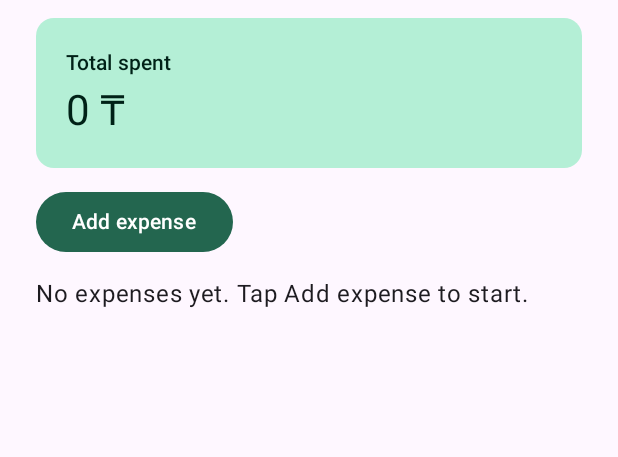
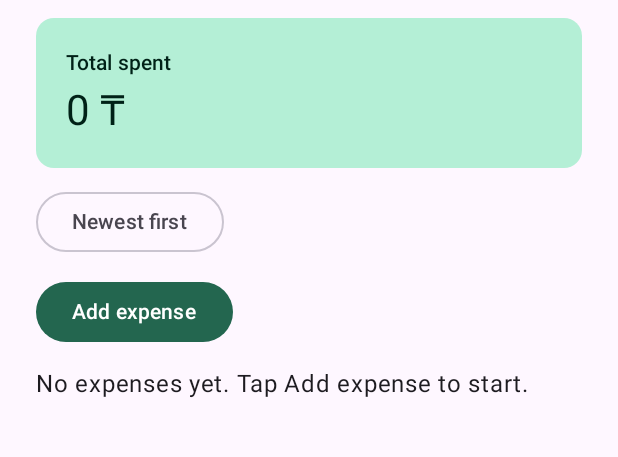
Before and after one commit to SakenTechThrow/student-budget, an Android app built with Jetpack Compose: the screen it shows after launch (MainActivity), on a phone screen of 412 x 824 dp, the part 174-631 px from its top. Run offline under Robolectric (Android 15) with nearby library versions, the phone set to English and light mode, and no system bars; our stand-ins replace Room's generated code.

Commit message:
expenses: add selectable newest and highest-amount sorting menu

```diff
--- a/app/src/main/java/com/example/studentbudget/ui/expenses/ExpenseListScreen.kt
+++ b/app/src/main/java/com/example/studentbudget/ui/expenses/ExpenseListScreen.kt
@@ -11,6 +11,14 @@ import androidx.compose.foundation.lazy.LazyColumn
 import androidx.compose.foundation.lazy.items
 import androidx.compose.material3.Button
 import androidx.compose.material3.FilterChip
+import androidx.compose.material3.DropdownMenu
+import androidx.compose.material3.DropdownMenuItem
+import androidx.compose.material3.OutlinedButton
+import androidx.compose.runtime.getValue
+import androidx.compose.runtime.mutableStateOf
+import androidx.compose.runtime.remember
+import androidx.compose.runtime.setValue
+import com.example.studentbudget.data.settings.ExpenseSort
 import androidx.compose.material3.MaterialTheme
 import androidx.compose.material3.Scaffold
 import androidx.compose.material3.Text
@@ -30,7 +38,9 @@ fun ExpenseListScreen(
     total: Long = expenses.sumOf { it.amount.toLong() },
     categorySummary: Map<String, Long> = emptyMap(),
     selectedCategory: String? = null,
-    onCategorySelected: (String?) -> Unit = {}
+    onCategorySelected: (String?) -> Unit = {},
+    sort: ExpenseSort = ExpenseSort.NEWEST_FIRST,
+    onSortChange: (ExpenseSort) -> Unit = {}
 ) {
     Scaffold { insets ->
         LazyColumn(
@@ -71,6 +81,26 @@ fun ExpenseListScreen(
                 }
             }
             item {
+                var sortMenuOpen by remember { mutableStateOf(false) }
+                OutlinedButton(onClick = { sortMenuOpen = true }) {
+                    Text(if (sort == ExpenseSort.NEWEST_FIRST) "Newest first" else "Highest amount first")
+                }
+                DropdownMenu(expanded = sortMenuOpen, onDismissRequest = { sortMenuOpen = false }) {
+                    ExpenseSort.entries.forEach { option ->
+                        DropdownMenuItem(
+                            text = {
+                                Text(if (option == ExpenseSort.NEWEST_FIRST) "Newest first"
+                                     else "Highest amount first")
+                            },
+                            onClick = {
+                                sortMenuOpen = false
+                                onSortChange(option)
+                            }
+                        )
+                    }
+                }
+            }
+            item {
                 Button(onClick = onAddExpense) {
                     Text(stringResource(R.string.add_expense))
                 }
```
